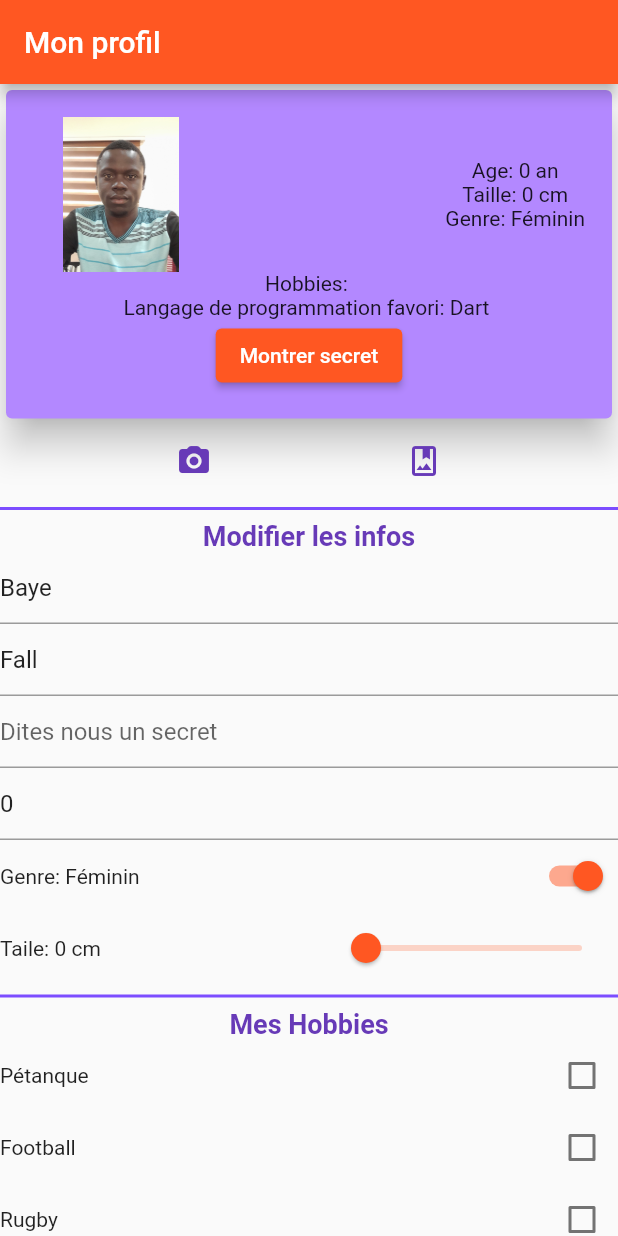
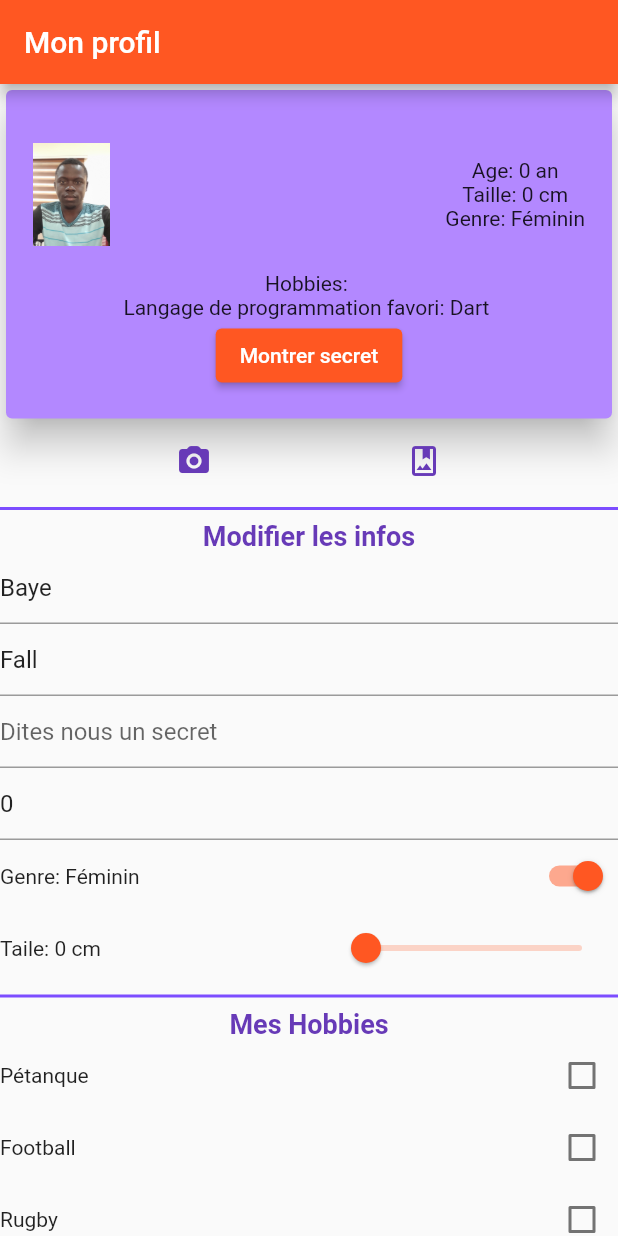
Before and after one commit to Kheuzayni/profil_with_camera, a Flutter app: the screen it shows after launch, on a phone screen of 412 x 824 dp. Run offline on Flutter 3.47's test engine with Material 2 defaults, Android fonts, the light colour scheme and no system bars; our stand-ins replace image_picker; missing offline and left inert: image_picker_for_web.

```diff
--- a/lib/profile_page.dart
+++ b/lib/profile_page.dart
@@ -76,7 +76,7 @@ class ProfilePageState extends State<ProfilePage> {
                         mainAxisAlignment: MainAxisAlignment.spaceBetween,
                         children: [
                           Container(
-                            width: MediaQuery.of(context).size.width / 3.5,
+                            width: MediaQuery.of(context).size.width /8,
                             child: (imageFile == null)
                                 ? Image.asset("images/bayee.jpg", height: imageSize, width: imageSize,)
                                 : Image.file(imageFile!, height: imageSize, width: imageSize,),
```
Also changed, not shown: 1 other file.
